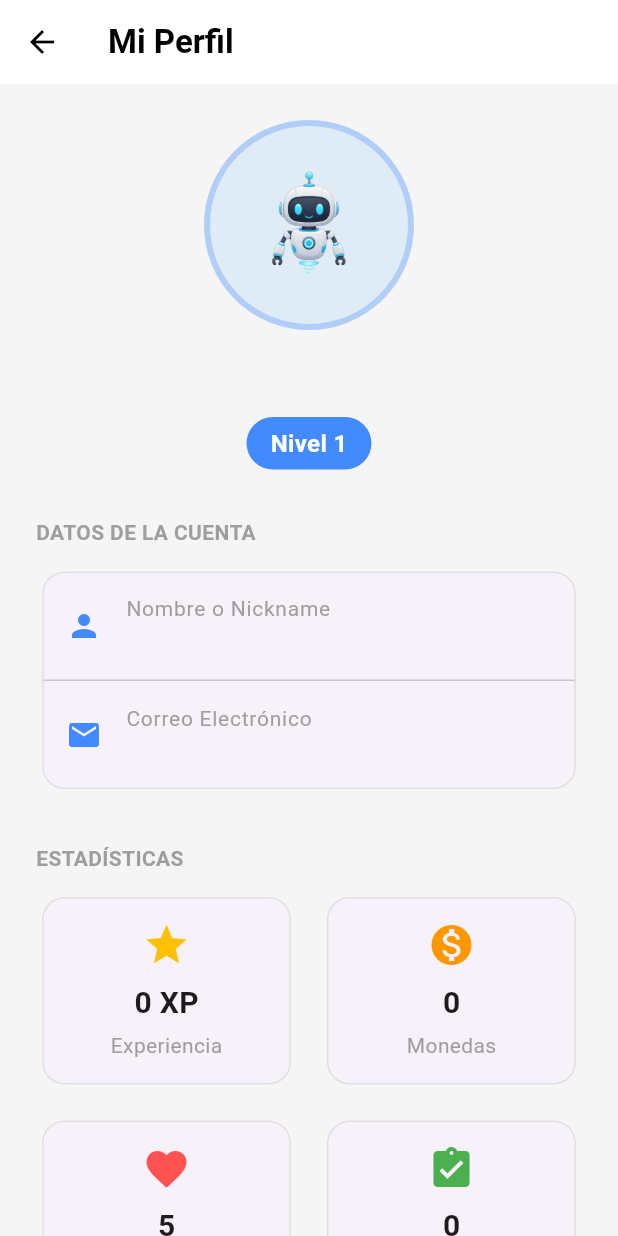
After one commit to ariantsx/math-ia, a Flutter app: the ProfileScreen screen opened directly, on a phone screen of 412 x 824 dp. The commit adds this screen. Run offline on Flutter 3.47's test engine with Material 3 defaults, Android fonts, the phone set to English and light mode, and no system bars.

Commit message:
Visualización del perfil implementada

```diff
--- a/frontend/lib/core/providers/user_provider.dart
+++ b/frontend/lib/core/providers/user_provider.dart
@@ -9,6 +9,7 @@ class UserProvider extends ChangeNotifier {
   // Datos del usuario en memoria
   int _userId = 0;
   String _name = "";
+  String _email = '';
   int _exp = 0;
   int _coins = 0;
   int _lives = 5;
@@ -25,7 +26,8 @@ class UserProvider extends ChangeNotifier {
   // Getters para que la UI lea los datos
   int get id => _userId;
   String get name => _name;
-  // int get level => _level;
+  String get email => _email;
+
   // 1. Calcula en qué nivel estás basado en tu Experiencia Total
   int get level {
     int lvl = 1;
@@ -78,6 +80,7 @@ class UserProvider extends ChangeNotifier {
       if (response.statusCode == 200) {
         final data = jsonDecode(response.body);
         _name = data['name'];
+        _email = data['email'] ?? '';
         _exp = data['exp'];
         _coins = data['coins'];
         _lives = data['lives'];
--- a/frontend/lib/features/math_challenges/presentation/screens/games_screen.dart
+++ b/frontend/lib/features/math_challenges/presentation/screens/games_screen.dart
@@ -3,6 +3,7 @@ import 'package:math_ia/core/providers/user_provider.dart';
 import 'package:math_ia/features/auth/presentation/screens/login_screen.dart';
 import 'package:math_ia/features/exams/presentation/providers/exams_provider.dart';
 import 'package:math_ia/features/friends/presentation/providers/friends_provider.dart';
+import 'package:math_ia/features/profile/presentation/screens/profile_screen.dart';
 import 'package:provider/provider.dart';
 
 class GamesScreen extends StatelessWidget {
@@ -244,7 +245,6 @@ class GamesScreen extends StatelessWidget {
                   ],
                 ),
 
-                // Reemplaza tu IconButton de las tres rayitas por este PopupMenuButton
                 PopupMenuButton<String>(
                   icon: const Icon(Icons.menu, size: 30, color: Colors.black87),
                   shape: RoundedRectangleBorder(
@@ -256,10 +256,11 @@ class GamesScreen extends StatelessWidget {
                   ), // Desplaza el menú un poco hacia abajo para que no cubra el ícono
                   onSelected: (String value) {
                     if (value == 'profile') {
-                      // TODO: Implementar vista de perfil más adelante
-                      ScaffoldMessenger.of(context).showSnackBar(
-                        const SnackBar(
-                          content: Text('Próximamente: Ver Perfil'),
+                      // Navegamos apilando la pantalla de Perfil
+                      Navigator.push(
+                        context,
+                        MaterialPageRoute(
+                          builder: (context) => const ProfileScreen(),
                         ),
                       );
                     } else if (value == 'logout') {
--- /dev/null
+++ b/frontend/lib/features/profile/presentation/screens/profile_screen.dart
@@ -0,0 +1,255 @@
+import 'package:flutter/material.dart';
+import 'package:math_ia/core/constants/item_catalog.dart';
+import 'package:math_ia/core/providers/user_provider.dart';
+import 'package:provider/provider.dart';
+
+class ProfileScreen extends StatelessWidget {
+  const ProfileScreen({super.key});
+
+  // Reutilizamos el helper del Avatar para que se vea exactamente como en el juego
+  Widget _buildUserAvatar(Map<String, dynamic> equipped) {
+    final hat = ItemCatalog.getItemById('hats', equipped['hats'] ?? '');
+    final glass = ItemCatalog.getItemById('glasses', equipped['glasses'] ?? '');
+    final shirt = ItemCatalog.getItemById('shirts', equipped['shirts'] ?? '');
+
+    return Container(
+      width: 140,
+      height: 140,
+      decoration: BoxDecoration(
+        color: Colors.blue.withOpacity(0.1),
+        shape: BoxShape.circle,
+        border: Border.all(color: Colors.blueAccent.withOpacity(0.3), width: 4),
+      ),
+      child: Stack(
+        alignment: Alignment.center,
+        children: [
+          Image.asset(
+            'assets/images/robot_base.png',
+            fit: BoxFit.contain,
+            width: 100,
+          ),
+          if (shirt != null)
+            Image.asset(shirt['imagePath'], fit: BoxFit.contain, width: 100),
+          if (glass != null)
+            Image.asset(glass['imagePath'], fit: BoxFit.contain, width: 100),
+          if (hat != null)
+            Image.asset(hat['imagePath'], fit: BoxFit.contain, width: 100),
+        ],
+      ),
+    );
+  }
+
+  @override
+  Widget build(BuildContext context) {
+    final userProvider = context.watch<UserProvider>();
+
+    // Calculamos el nivel si no tienes el getter directo
+    int calculateLevel(int exp) {
+      int lvl = 1;
+      int expNeeded = 100;
+      int tempExp = exp;
+      while (tempExp >= expNeeded) {
+        lvl++;
+        tempExp -= expNeeded;
+        expNeeded = (expNeeded * 1.5).toInt();
+      }
+      return lvl;
+    }
+
+    final level = calculateLevel(userProvider.exp);
+
+    return Scaffold(
+      backgroundColor: Colors.grey[100],
+      appBar: AppBar(
+        title: const Text(
+          'Mi Perfil',
+          style: TextStyle(fontWeight: FontWeight.bold),
+        ),
+        backgroundColor: Colors.white,
+        foregroundColor: Colors.black,
+        elevation: 0,
+      ),
+      body: SingleChildScrollView(
+        padding: const EdgeInsets.all(24.0),
+        child: Column(
+          children: [
+            // --- SECCIÓN 1: AVATAR Y NOMBRE ---
+            _buildUserAvatar(userProvider.equipped),
+            const SizedBox(height: 16),
+            Text(
+              userProvider.name.toUpperCase(),
+              style: const TextStyle(
+                fontSize: 24,
+                fontWeight: FontWeight.bold,
+                letterSpacing: 1.2,
+              ),
+            ),
+            const SizedBox(height: 8),
+            Container(
+              padding: const EdgeInsets.symmetric(horizontal: 16, vertical: 6),
+              decoration: BoxDecoration(
+                color: Colors.blueAccent,
+                borderRadius: BorderRadius.circular(20),
+              ),
+              child: Text(
+                'Nivel $level',
+                style: const TextStyle(
+                  color: Colors.white,
+                  fontWeight: FontWeight.bold,
+                  fontSize: 16,
+                ),
+              ),
+            ),
+            const SizedBox(height: 32),
+
+            // --- SECCIÓN 2: DATOS PERSONALES ---
+            const Align(
+              alignment: Alignment.centerLeft,
+              child: Text(
+                'DATOS DE LA CUENTA',
+                style: TextStyle(
+                  color: Colors.grey,
+                  fontWeight: FontWeight.bold,
+                ),
+              ),
+            ),
+            const SizedBox(height: 12),
+            Card(
+              elevation: 0,
+              shape: RoundedRectangleBorder(
+                borderRadius: BorderRadius.circular(15),
+                side: BorderSide(color: Colors.grey.shade300),
+              ),
+              child: Column(
+                children: [
+                  ListTile(
+                    leading: const Icon(Icons.person, color: Colors.blueAccent),
+                    title: const Text(
+                      'Nombre o Nickname',
+                      style: TextStyle(fontSize: 14, color: Colors.grey),
+                    ),
+                    subtitle: Text(
+                      userProvider.name,
+                      style: const TextStyle(
+                        fontSize: 16,
+                        color: Colors.black87,
+                        fontWeight: FontWeight.w500,
+                      ),
+                    ),
+                  ),
+                  const Divider(height: 1),
+                  ListTile(
+                    leading: const Icon(Icons.email, color: Colors.blueAccent),
+                    title: const Text(
+                      'Correo Electrónico',
+                      style: TextStyle(fontSize: 14, color: Colors.grey),
+                    ),
+                    subtitle: Text(
+                      userProvider.email,
+                      style: const TextStyle(
+                        fontSize: 16,
+                        color: Colors.black87,
+                        fontWeight: FontWeight.w500,
+                      ),
+                    ),
+                  ),
+                ],
+              ),
+            ),
+            const SizedBox(height: 32),
+
+            // --- SECCIÓN 3: ESTADÍSTICAS DEL JUEGO ---
+            const Align(
+              alignment: Alignment.centerLeft,
+              child: Text(
+                'ESTADÍSTICAS',
+                style: TextStyle(
+                  color: Colors.grey,
+                  fontWeight: FontWeight.bold,
+                ),
+              ),
+            ),
+            const SizedBox(height: 12),
+            Row(
+              children: [
+                Expanded(
+                  child: _buildStatCard(
+                    Icons.star,
+                    Colors.amber,
+                    'Experiencia',
+                    '${userProvider.exp} XP',
+                  ),
+                ),
+                const SizedBox(width: 16),
+                Expanded(
+                  child: _buildStatCard(
+                    Icons.monetization_on,
+                    Colors.orange,
+                    'Monedas',
+                    '${userProvider.coins}',
+                  ),
+                ),
+              ],
+            ),
+            const SizedBox(height: 16),
+            Row(
+              children: [
+                Expanded(
+                  child: _buildStatCard(
+                    Icons.favorite,
+                    Colors.redAccent,
+                    'Vidas',
+                    '${userProvider.lives}',
+                  ),
+                ),
+                const SizedBox(width: 16),
+                Expanded(
+                  child: _buildStatCard(
+                    Icons.assignment_turned_in,
+                    Colors.green,
+                    'Exámenes',
+                    '${userProvider.examHistory.length}',
+                  ),
+                ),
+              ],
+            ),
+          ],
+        ),
+      ),
+    );
+  }
+
+  // Helper para construir los cuadritos de estadísticas
+  Widget _buildStatCard(
+    IconData icon,
+    Color color,
+    String title,
+    String value,
+  ) {
+    return Card(
+      elevation: 0,
+      shape: RoundedRectangleBorder(
+        borderRadius: BorderRadius.circular(15),
+        side: BorderSide(color: Colors.grey.shade300),
+      ),
+      child: Padding(
+        padding: const EdgeInsets.all(16.0),
+        child: Column(
+          children: [
+            Icon(icon, size: 32, color: color),
+            const SizedBox(height: 8),
+            Text(
+              value,
+              style: const TextStyle(fontSize: 20, fontWeight: FontWeight.bold),
+            ),
+            const SizedBox(height: 4),
+            Text(
+              title,
+              style: const TextStyle(fontSize: 14, color: Colors.grey),
+            ),
+          ],
+        ),
+      ),
+    );
+  }
+}
```
Also changed, not shown: 1 other file.
